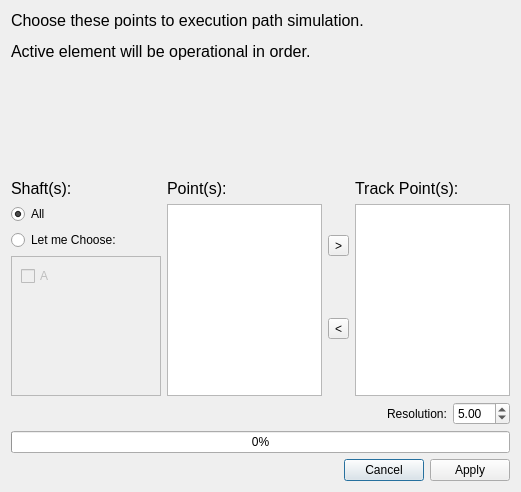
Qt form core/panel/run_Path_Track.ui (KmolYuan/Pyslvs-UI) before a commit.
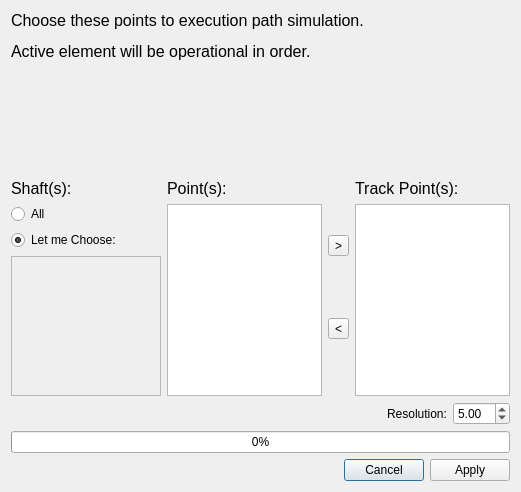
The same form after that commit. Icons and pictures are not drawn.

```diff
--- a/core/panel/run_Path_Track.ui
+++ b/core/panel/run_Path_Track.ui
@@ -97,7 +97,7 @@
           <string>All</string>
          </property>
          <property name="checked">
-          <bool>true</bool>
+          <bool>false</bool>
          </property>
         </widget>
        </item>
@@ -106,12 +106,15 @@
          <property name="text">
           <string>Let me Choose:</string>
          </property>
+         <property name="checked">
+          <bool>true</bool>
+         </property>
         </widget>
        </item>
        <item>
         <widget class="QScrollArea" name="shaftsScrollArea">
          <property name="enabled">
-          <bool>false</bool>
+          <bool>true</bool>
          </property>
          <property name="sizePolicy">
           <sizepolicy hsizetype="Fixed" vsizetype="Expanding">
@@ -138,13 +141,6 @@
            </rect>
           </property>
           <layout class="QVBoxLayout" name="verticalLayout_6">
-           <item>
-            <widget class="QCheckBox" name="checkBox">
-             <property name="text">
-              <string>A</string>
-             </property>
-            </widget>
-           </item>
            <item>
             <spacer name="verticalSpacer_2">
              <property name="orientation">
```
